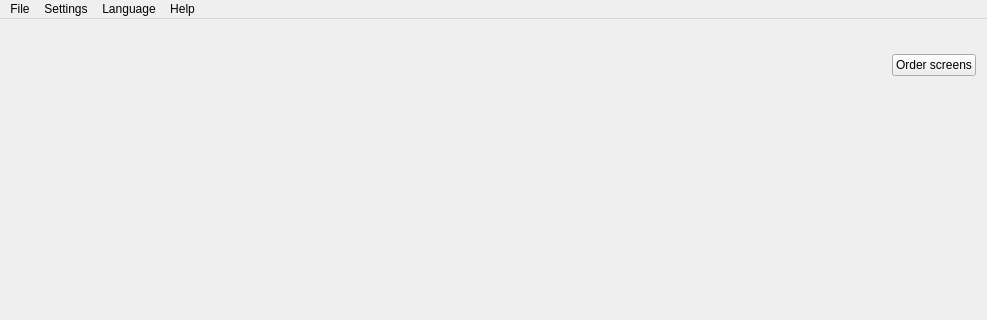
Qt form GUI/mainwindow.ui (jimmyd-be/Hardware-Monitor-Applet) before a commit; both pictures show x 0 to 987 and y 0 to 320 of the 987 by 771 pixel window.
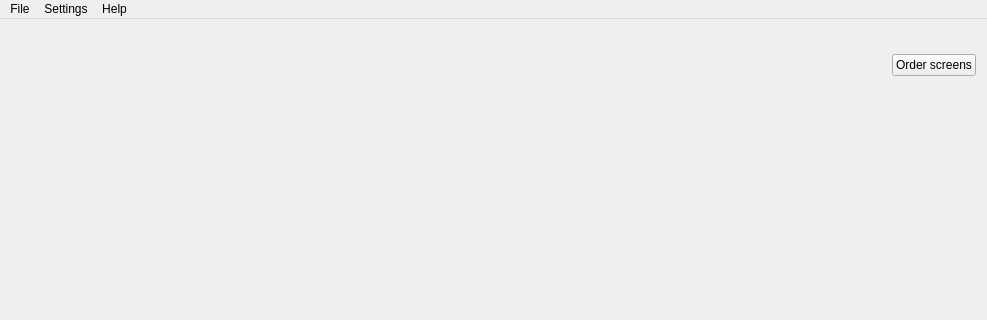
The same form after that commit. Icons and pictures are not drawn.

Commit message: Removed language feature

What changed in the file:
```diff
--- a/GUI/mainwindow.ui
+++ b/GUI/mainwindow.ui
@@ -181,14 +181,8 @@
     <addaction name="actionReport_a_bug"/>
     <addaction name="actionAbout"/>
    </widget>
-   <widget class="QMenu" name="menuLanguage">
-    <property name="title">
-     <string>Language</string>
-    </property>
-   </widget>
    <addaction name="menuFile"/>
    <addaction name="menuSettings"/>
-   <addaction name="menuLanguage"/>
    <addaction name="menuHelp"/>
   </widget>
   <widget class="QStatusBar" name="statusBar"/>
```
Left out of the diff: 2 changed lines with no effect on the pictures. The commit also changes 7 other files.
